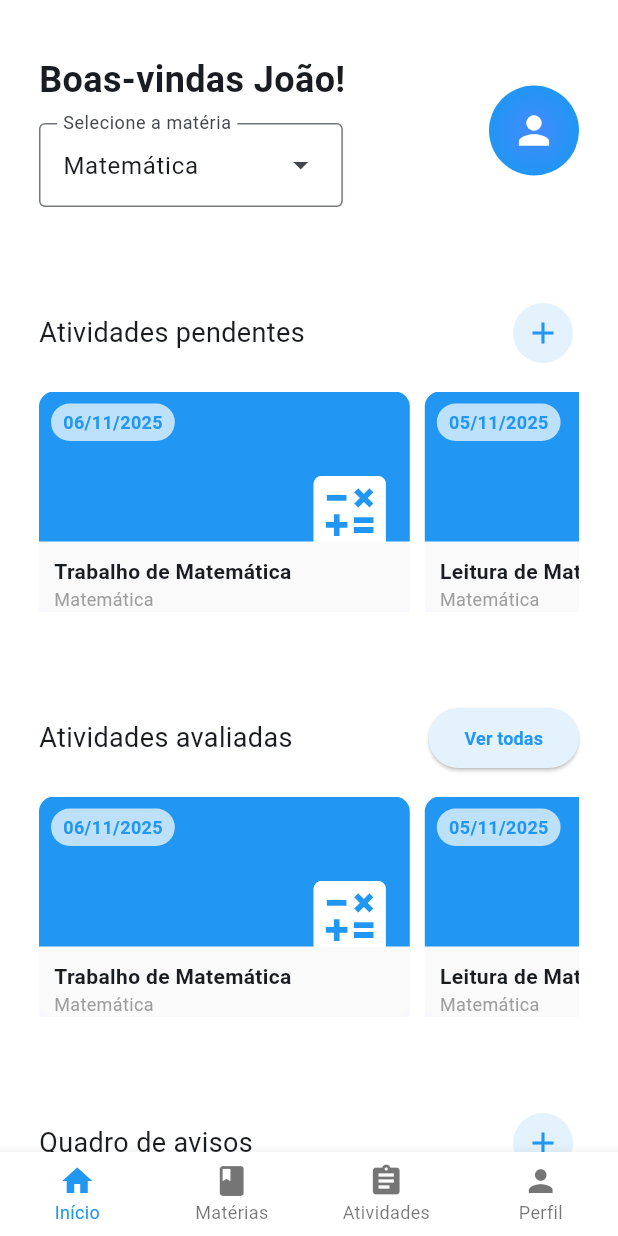
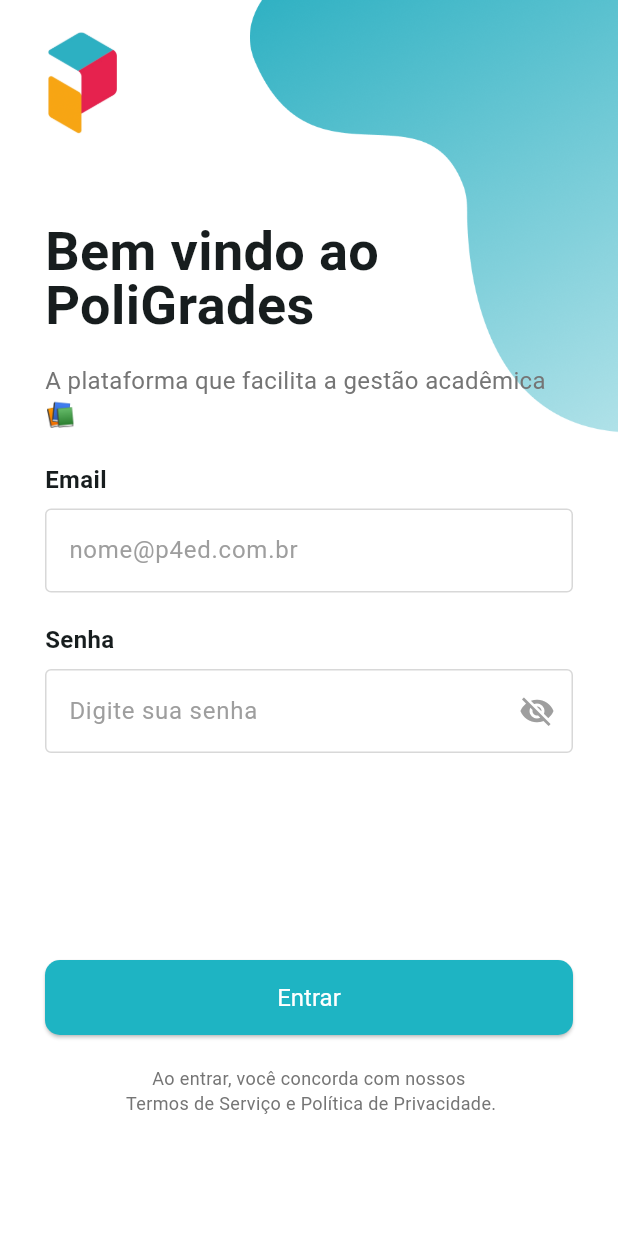
Before and after one commit to PoliGrades/Frontend, a Flutter app: the screen it shows after launch, on a phone screen of 412 x 824 dp. Run offline on Flutter 3.47's test engine with Material 3 defaults, Android fonts, the light colour scheme and no system bars; our stand-ins replace fl_chart, google_fonts.

Commit message:
feat: add login_screen

```diff
--- a/lib/main.dart
+++ b/lib/main.dart
@@ -1,5 +1,6 @@
 import 'package:flutter/material.dart';
-import 'package:polieats_frontend/src/admin_home_screen.dart';
+import 'package:google_fonts/google_fonts.dart';
+import 'package:polieats_frontend/src/login_screen.dart';
 
 void main() {
   runApp(const MyApp());
@@ -10,12 +11,15 @@
 
   @override
   Widget build(BuildContext context) {
+    GoogleFonts.config.allowRuntimeFetching = true;
+
     return MaterialApp(
       title: 'Cadastro',
       theme: ThemeData(
-        colorScheme: ColorScheme.fromSeed(seedColor: Colors.blue),
+        colorScheme: ColorScheme.fromSeed(seedColor: Color.from(alpha: 255, red: 45, green: 176, blue: 194)),
+        fontFamily: GoogleFonts.leagueSpartan().fontFamily,
       ),
-        home: AdminHomeScreen(), // Responsividade das telas
+        home: LoginScreen(), // Responsividade das telas
     );
   }
 }
--- a/lib/src/admin_home_screen.dart
+++ b/lib/src/admin_home_screen.dart
@@ -891,8 +891,8 @@
           BottomNavigationBarItem(icon: Icon(Icons.home), label: 'Início'),
           BottomNavigationBarItem(icon: Icon(Icons.book), label: 'Matérias'),
           BottomNavigationBarItem(
-            icon: Icon(Icons.assignment),
-            label: 'Atividades',
+            icon: Icon(Icons.group),
+            label: 'Alunos',
           ),
           BottomNavigationBarItem(icon: Icon(Icons.person), label: 'Perfil'),
         ],
--- /dev/null
+++ b/lib/src/login_screen.dart
@@ -0,0 +1,278 @@
+import 'package:flutter/material.dart';
+import 'package:google_fonts/google_fonts.dart';
+import 'package:polieats_frontend/src/home_screen.dart';
+import 'package:polieats_frontend/src/widgets/button.dart';
+import 'package:polieats_frontend/src/widgets/input_with_title/InputWithTitle.dart';
+
+class LoginScreen extends StatefulWidget {
+  const LoginScreen({super.key});
+
+  @override
+  _LoginScreenState createState() => _LoginScreenState();
+}
+
+class _LoginScreenState extends State<LoginScreen> {
+  @override
+  Widget build(BuildContext context) {
+    final size = MediaQuery.of(context).size;
+
+    return Scaffold(
+      backgroundColor: Colors.white,
+      body: LayoutBuilder(
+        builder: (context, constraints) {
+          if (constraints.maxWidth >= 800) {
+            return const DesktopLoginScreen();
+          } else {
+            return const MobileLoginScreen();
+          }
+        },
+      ),
+    );
+  }
+}
+
+class DesktopLoginScreen extends StatelessWidget {
+  const DesktopLoginScreen({super.key});
+
+  @override
+  Widget build(BuildContext context) {
+    final size = MediaQuery.of(context).size;
+
+    return SafeArea(
+      child: Stack(
+        alignment: AlignmentGeometry.center,
+        children: [
+          Positioned(
+            top: 20,
+            left: 20,
+            child: Image.asset('assets/images/logo.png', width: 70, height: 70),
+          ),
+          Positioned(
+            bottom: 0,
+            left: 0,
+            child: Image.asset('assets/images/shape_3.png', scale: 0.9),
+          ),
+          SizedBox(
+            width: size.width,
+            height: size.height,
+            child: Padding(
+              padding: EdgeInsetsGeometry.directional(
+                top: 200,
+                start: 60,
+                end: 60,
+                bottom: 80,
+              ),
+              child: SizedBox(
+                width: size.width,
+                height: size.height,
+                child: Row(
+                  spacing: 50,
+                  mainAxisAlignment: MainAxisAlignment.center,
+                  children: [
+                    Expanded(
+                      child: Column(
+                        crossAxisAlignment: CrossAxisAlignment.start,
+                        children: [
+                          Text(
+                            'Bem vindo ao\nPoliGrades',
+                            style: GoogleFonts.leagueSpartan(
+                              height: 1,
+                              fontSize: 52,
+                              fontWeight: FontWeight.bold,
+                            ),
+                          ),
+                          Container(
+                            margin: const EdgeInsets.only(top: 20),
+                            child: Text(
+                              'A plataforma que facilita a gestão acadêmica 📚',
+                              style: GoogleFonts.leagueSpartan(
+                                fontSize: 24,
+                                color: Colors.grey[600],
+                              ),
+                            ),
+                          ),
+                        ],
+                      ),
+                    ),
+
+                    // Push the button section to the bottom
+                    // const Spacer(),
+
+                    // Bottom section: button and warning text
+                    SizedBox(
+                      width: 450,
+                          child: Column(
+                            mainAxisAlignment: MainAxisAlignment.start,
+                            crossAxisAlignment: CrossAxisAlignment.stretch,
+                            spacing: 20,
+                            children: [
+                              InputWithTile(
+                                title: 'Email',
+                                hintText: 'nome@p4ed.com.br',
+                                onChanged: (value) {
+                                  // Handle email change
+                                },
+                              ),
+                              InputWithTile(
+                                title: 'Senha',
+                                hintText: 'Digite sua senha',
+                                onChanged: (value) {
+                                  // Handle password change
+                                },
+                                isPassword: true,
+                                ),
+                              Button(
+                                text: 'Entrar',
+                                onPressed: () {
+                                  // Handle login button press
+                                  Navigator.push(
+                                  context,
+                                  MaterialPageRoute(
+                                    builder: (context) =>
+                                        HomeScreen(),
+                                  ),
+                                );
+                                },
+                              ),
+                              const SizedBox(height: 20),
+                              Center(
+                                child: Text(
+                                  'Ao entrar, você concorda com nossos\n Termos de Serviço e Política de Privacidade.',
+                                  textAlign: TextAlign.center,
+                                  style: GoogleFonts.leagueSpartan(
+                                    fontSize: 14,
+                                    color: Colors.grey[600],
+                                  ),
+                                ),
+                              ),
+                            ],
+                          ),
+                        ),
+                  ],
+                ),
+              ),
+            ),
+          ),
+        ],
+      ),
+    );
+  }
+}
+
+class MobileLoginScreen extends StatelessWidget {
+  const MobileLoginScreen({super.key});
+
+  @override
+  Widget build(BuildContext context) {
+    final size = MediaQuery.of(context).size;
+
+    return SafeArea(
+      child: Stack(
+        alignment: AlignmentGeometry.center,
+        children: [
+          Positioned(
+            top: 20,
+            left: 20,
+            child: Image.asset('assets/images/logo.png', width: 70, height: 70),
+          ),
+          Positioned(
+            top: 0,
+            right: 0,
+            child: Image.asset('assets/images/shape_2.png', scale: 2.2),
+          ),
+          SizedBox(
+            width: size.width,
+            child: Padding(
+              padding: EdgeInsetsGeometry.directional(
+                top: 150,
+                start: 30,
+                end: 30,
+                bottom: 80,
+              ),
+              child: Column(
+                crossAxisAlignment: CrossAxisAlignment.start,
+                mainAxisAlignment: MainAxisAlignment.spaceBetween,
+                children: [
+                  // Top section: title, description and inputs
+                  Column(
+                    crossAxisAlignment: CrossAxisAlignment.start,
+                    children: [
+                      Text(
+                        'Bem vindo ao\nPoliGrades',
+                        style: GoogleFonts.leagueSpartan(
+                          height: 1,
+                          fontSize: 36,
+                          fontWeight: FontWeight.bold,
+                        ),
+                      ),
+                      Container(
+                        margin: const EdgeInsets.only(top: 20),
+                        child: Text(
+                          'A plataforma que facilita a gestão acadêmica 📚',
+                          style: GoogleFonts.leagueSpartan(
+                            fontSize: 16,
+                            color: Colors.grey[600],
+                          ),
+                        ),
+                      ),
+                      const SizedBox(height: 20),
+                      InputWithTile(
+                        title: 'Email',
+                        hintText: 'nome@p4ed.com.br',
+                        onChanged: (value) {
+                          // Handle email change
+                        },
+                      ),
+                      InputWithTile(
+                        title: 'Senha',
+                        hintText: 'Digite sua senha',
+                        onChanged: (value) {
+                          // Handle password change
+                        },
+                        isPassword: true,
+                      ),
+                    ],
+                  ),
+
+                  // Push the button section to the bottom
+                  // const Spacer(),
+
+                  // Bottom section: button and warning text
+                  Column(
+                    crossAxisAlignment: CrossAxisAlignment.stretch,
+                    children: [
+                      Button(
+                        text: 'Entrar',
+                        onPressed: () {
+                          // Handle login button press
+                          Navigator.push(
+                                  context,
+                                  MaterialPageRoute(
+                                    builder: (context) =>
+                                        HomeScreen(),
+                                  ),
+                                );
+                        },
+                      ),
+                      const SizedBox(height: 20),
+                      Center(
+                        child: Text(
+                          'Ao entrar, você concorda com nossos\n Termos de Serviço e Política de Privacidade.',
+                          textAlign: TextAlign.center,
+                          style: GoogleFonts.leagueSpartan(
+                            fontSize: 12,
+                            color: Colors.grey[600],
+                          ),
+                        ),
+                      ),
+                    ],
+                  ),
+                ],
+              ),
+            ),
+          ),
+        ],
+      ),
+    );
+  }
+}
--- /dev/null
+++ b/lib/src/widgets/input_with_title/InputWithTitle.dart
@@ -0,0 +1,80 @@
+import 'package:flutter/material.dart';
+
+class InputWithTile extends StatefulWidget {
+  const InputWithTile({super.key,
+    required this.title,
+    required this.hintText,
+    required this.onChanged,
+    this.isPassword = false,
+  });
+
+  final String title;
+  final String hintText;
+  // onChanged function
+  final Function(String) onChanged;
+  // obscureText boolean
+  final bool isPassword;
+
+  @override
+  _InputWithTileState createState() => _InputWithTileState();
+}
+
+class _InputWithTileState extends State<InputWithTile> {
+  bool _isVisible = false;
+
+  @override
+  Widget build(BuildContext context) {
+    return Container(
+      margin: const EdgeInsets.only(bottom: 20),
+      child: Column(
+        crossAxisAlignment: CrossAxisAlignment.start,
+        children: [
+          Text(
+            widget.title,
+            style: const TextStyle(
+              fontSize: 16,
+              fontWeight: FontWeight.bold,
+            ),
+          ),
+          const SizedBox(height: 8),
+          TextField(
+            onChanged: widget.onChanged,
+            style: const TextStyle(
+              fontSize: 16,
+            ),
+            obscureText: widget.isPassword && !_isVisible,
+            enableSuggestions: !widget.isPassword,
+            autocorrect: !widget.isPassword,
+            decoration: InputDecoration(
+              suffixIcon: widget.isPassword ? IconButton(
+                onPressed: () {
+                  setState(() {
+                    // Toggle password visibility
+                    _isVisible = !_isVisible;
+                  });
+                },
+                icon: Icon(
+                  _isVisible ? Icons.visibility : Icons.visibility_off,
+                  color: Colors.grey,
+                ),
+              ) : null,
+              hintText: widget.hintText,
+              hintStyle: const TextStyle(
+                color: Colors.grey,
+              ),
+              border: const OutlineInputBorder(
+                borderSide: BorderSide(color: Color.fromARGB(255, 216, 216, 216), width: 1.0),
+              ),
+              enabledBorder: const OutlineInputBorder(
+                borderSide: BorderSide(color: Color.fromARGB(255, 216, 216, 216), width: 1.0),
+              ),
+              focusedBorder: const OutlineInputBorder(
+                borderSide: BorderSide(color: Colors.blue, width: 2.0),
+              ),
+            ),
+          ),
+        ],
+      ),
+    );
+  }
+}
```
Also changed, not shown: pubspec.yaml (+4 -3 lines), assets/images/logo.png (added), assets/images/shape_1.png (added), assets/images/shape_2.png (added), assets/images/shape_3.png (added), assets/logo-mobile.png (deleted), assets/logo.png (deleted), lib/src/students_screen.dart (added).
